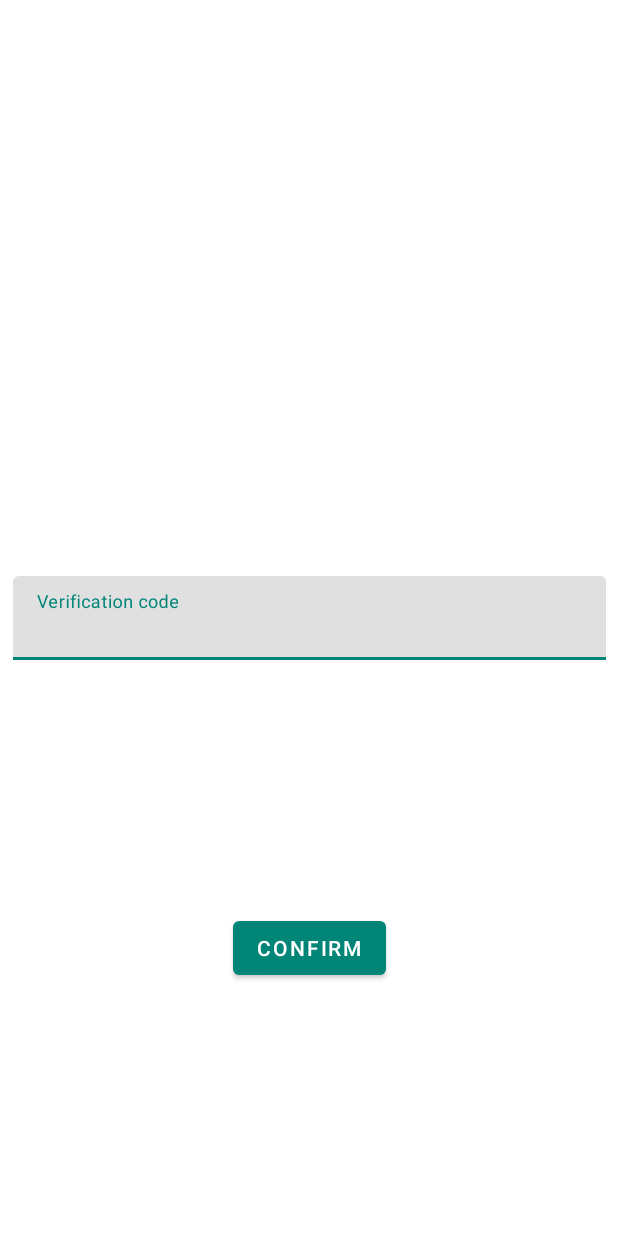
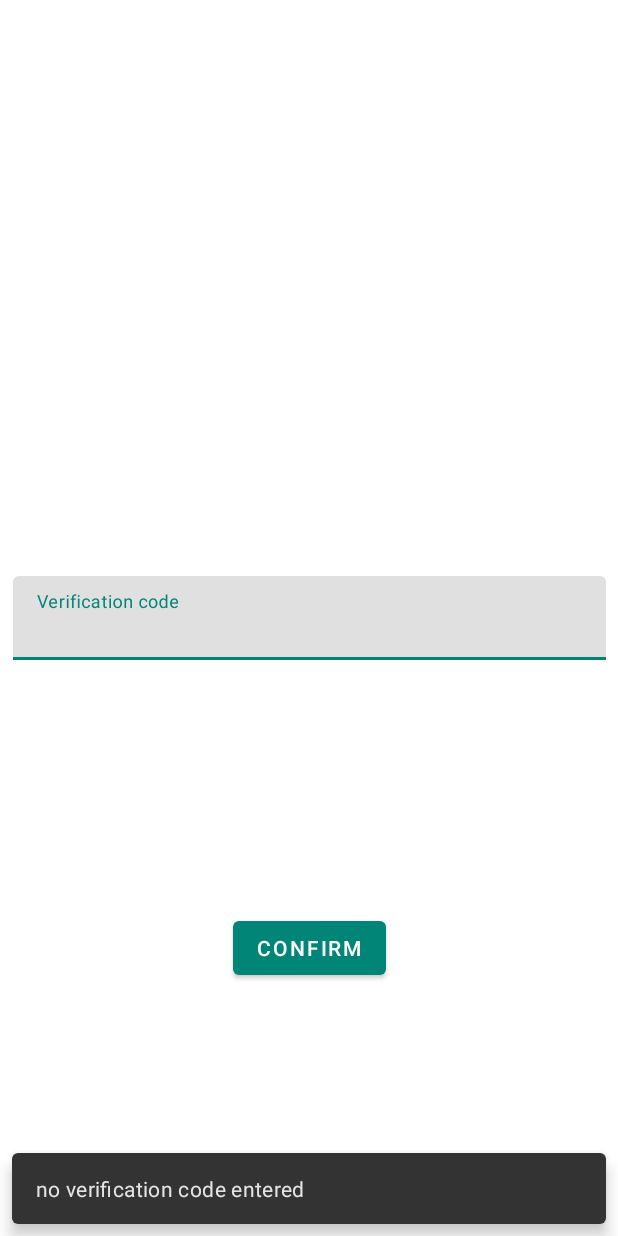
Before and after one commit to T2Aq/Wallet, an Android app: the ConfirmationFragment screen opened directly, with no data from a screen before it, after a tap on "CONFIRM", on a phone screen of 412 x 824 dp. Run offline under Robolectric (Android 15) with nearby library versions, the phone set to English and light mode, and no system bars.

Commit message:
Phone confirmation retrofit,closed #7

```diff
--- a/app/src/main/java/com/t2aq/wallet/ui/confirmation/ConfirmationFragment.kt
+++ b/app/src/main/java/com/t2aq/wallet/ui/confirmation/ConfirmationFragment.kt
@@ -10,7 +10,6 @@ import com.google.android.material.snackbar.Snackbar
 import com.t2aq.wallet.R
 import com.t2aq.wallet.utils.Constants
 import com.t2aq.wallet.utils.LoginUtils
-import kotlinx.android.synthetic.main.activity_confirmation.*
 import kotlinx.android.synthetic.main.fragment_confirmation.*
 
 class ConfirmationFragment : Fragment(), ConfirmationContract.View {
@@ -55,7 +54,7 @@ class ConfirmationFragment : Fragment(), ConfirmationContract.View {
     }
 
     override fun showResult(result: String) {
-        Snackbar.make(constrainlayout_confirmation_container, result, Snackbar.LENGTH_LONG).show()
+        Snackbar.make(constraintlayout_confirmation_base, result, Snackbar.LENGTH_LONG).show()
     }
 
 
--- a/app/src/main/res/layout/fragment_confirmation.xml
+++ b/app/src/main/res/layout/fragment_confirmation.xml
@@ -4,7 +4,8 @@
   xmlns:app="http://schemas.android.com/apk/res-auto"
   android:orientation="vertical"
   android:layout_width="match_parent"
-  android:layout_height="match_parent">
+  android:layout_height="match_parent"
+  android:id="@+id/constraintlayout_confirmation_base">
 
 
   <com.google.android.material.textfield.TextInputLayout
```
Also changed, not shown: app/src/main/java/com/t2aq/wallet/utils/LoginUtils.kt (+0 -8 lines), 1 other file.
